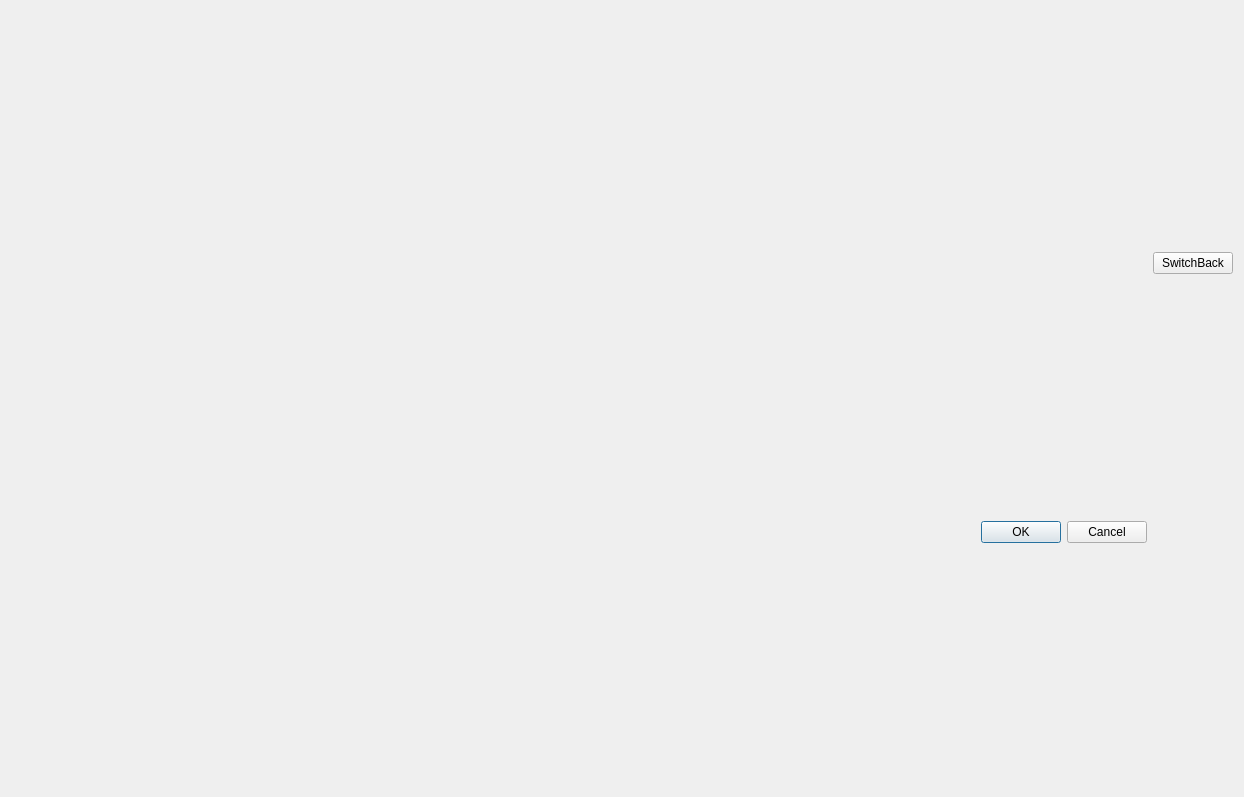
dsbabkov/Nayda, file Nayda/TheGame_GUI.ui: the form before one commit.
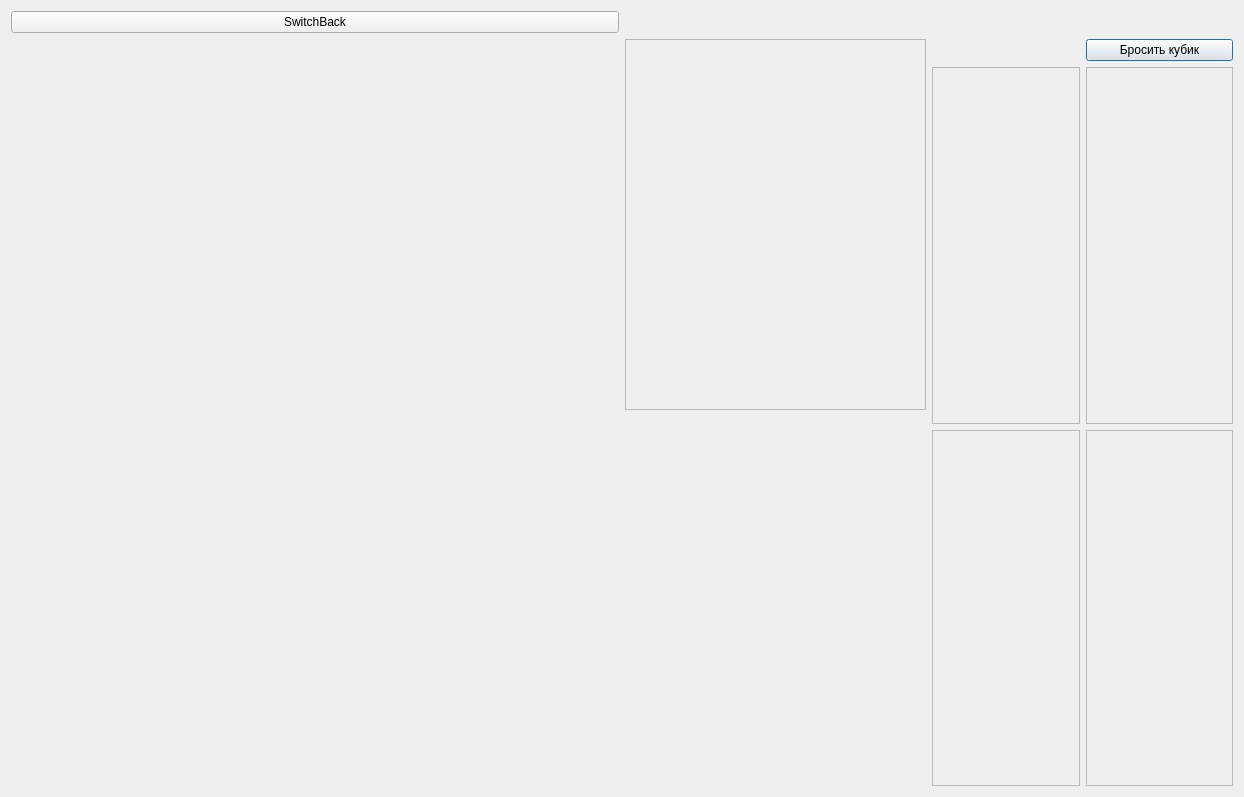
The form after the commit.

```diff
--- a/Nayda/TheGame_GUI.ui
+++ b/Nayda/TheGame_GUI.ui
@@ -14,22 +14,120 @@
    <string>Dialog</string>
   </property>
   <layout class="QGridLayout" name="gridLayout_2">
-   <item row="1" column="0">
-    <widget class="QDialogButtonBox" name="buttonBox">
-     <property name="orientation">
-      <enum>Qt::Horizontal</enum>
-     </property>
-     <property name="standardButtons">
-      <set>QDialogButtonBox::Cancel|QDialogButtonBox::Ok</set>
-     </property>
-    </widget>
+   <item row="1" column="1">
+    <layout class="QHBoxLayout" name="horizontalLayout_4">
+     <item>
+      <layout class="QVBoxLayout" name="verticalLayout_6">
+       <item>
+        <layout class="QHBoxLayout" name="horizontalLayout_7">
+         <item>
+          <widget class="QFrame" name="Battlefield">
+           <property name="frameShape">
+            <enum>QFrame::StyledPanel</enum>
+           </property>
+           <property name="frameShadow">
+            <enum>QFrame::Raised</enum>
+           </property>
+          </widget>
+         </item>
+        </layout>
+       </item>
+       <item>
+        <layout class="QHBoxLayout" name="horizontalLayout_6">
+         <item>
+          <widget class="QWidget" name="Game_History" native="true"/>
+         </item>
+        </layout>
+       </item>
+      </layout>
+     </item>
+     <item>
+      <layout class="QVBoxLayout" name="verticalLayout_5">
+       <item>
+        <layout class="QHBoxLayout" name="horizontalLayout_10">
+         <item>
+          <widget class="QWidget" name="widget" native="true"/>
+         </item>
+         <item>
+          <widget class="QPushButton" name="Drop_The_Cube">
+           <property name="text">
+            <string>Бросить кубик</string>
+           </property>
+          </widget>
+         </item>
+        </layout>
+       </item>
+       <item>
+        <layout class="QHBoxLayout" name="horizontalLayout_9">
+         <item>
+          <widget class="QFrame" name="Cards_Doors_Stack">
+           <property name="frameShape">
+            <enum>QFrame::StyledPanel</enum>
+           </property>
+           <property name="frameShadow">
+            <enum>QFrame::Raised</enum>
+           </property>
+          </widget>
+         </item>
+         <item>
+          <widget class="QFrame" name="Cards_Treasures_Stack">
+           <property name="frameShape">
+            <enum>QFrame::StyledPanel</enum>
+           </property>
+           <property name="frameShadow">
+            <enum>QFrame::Raised</enum>
+           </property>
+          </widget>
+         </item>
+        </layout>
+       </item>
+       <item>
+        <layout class="QHBoxLayout" name="horizontalLayout_8">
+         <item>
+          <widget class="QFrame" name="Cards_Doors_Fold">
+           <property name="frameShape">
+            <enum>QFrame::StyledPanel</enum>
+           </property>
+           <property name="frameShadow">
+            <enum>QFrame::Raised</enum>
+           </property>
+          </widget>
+         </item>
+         <item>
+          <widget class="QFrame" name="Cards_Treasures_Fold">
+           <property name="frameShape">
+            <enum>QFrame::StyledPanel</enum>
+           </property>
+           <property name="frameShadow">
+            <enum>QFrame::Raised</enum>
+           </property>
+          </widget>
+         </item>
+        </layout>
+       </item>
+      </layout>
+     </item>
+    </layout>
    </item>
    <item row="0" column="1">
-    <widget class="QPushButton" name="pushButton">
-     <property name="text">
-      <string>SwitchBack</string>
+    <layout class="QHBoxLayout" name="horizontalLayout_5"/>
+   </item>
+   <item row="0" column="0">
+    <layout class="QVBoxLayout" name="verticalLayout_8">
+     <property name="sizeConstraint">
+      <enum>QLayout::SetMaximumSize</enum>
      </property>
-    </widget>
+     <item>
+      <widget class="QPushButton" name="pushButton">
+       <property name="text">
+        <string>SwitchBack</string>
+       </property>
+      </widget>
+     </item>
+    </layout>
+   </item>
+   <item row="1" column="0">
+    <layout class="QVBoxLayout" name="verticalLayout_4"/>
    </item>
   </layout>
  </widget>
```
Left out of the diff: 35 changed lines with no effect on the pictures.
